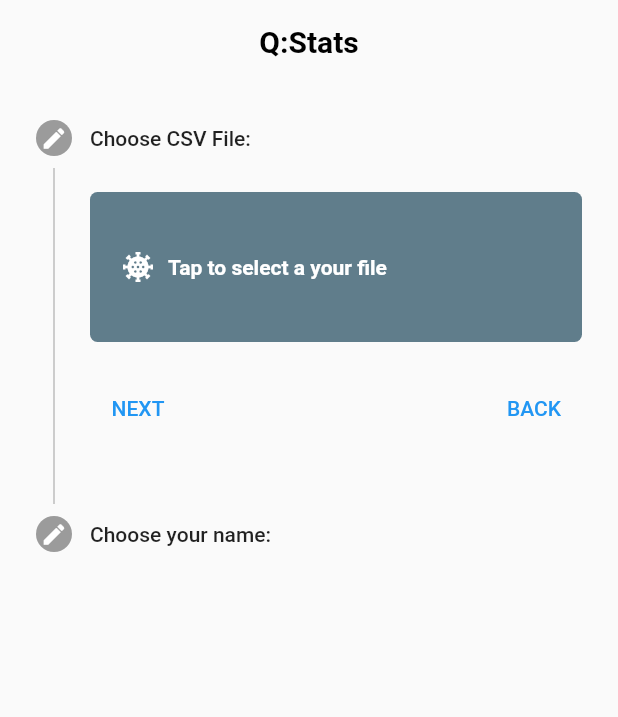
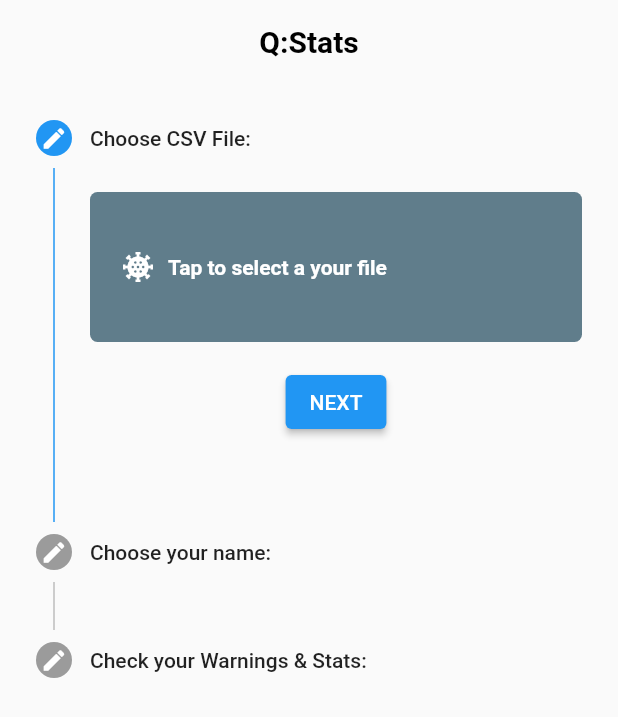
Before and after one commit to L-meck/qcsv, a Flutter app: the screen it shows after launch, after a tap on "NEXT", after a tap on "BACK", on a phone screen of 412 x 824 dp. Shown: the top 717 px of the screen. Run offline on Flutter 3.47's test engine with Material 2 defaults, Android fonts, the light colour scheme and no system bars; our stand-ins replace csv, file_picker.

Commit message:
bug fixes

```diff
--- a/lib/main.dart
+++ b/lib/main.dart
@@ -4,6 +4,8 @@ import 'dart:io';
 import 'package:csv/csv.dart';
 import 'package:file_picker/file_picker.dart';
 import 'package:flutter/material.dart';
+
+import 'data.dart';
 
 void main() {
   runApp(MyApp());
@@ -61,89 +63,12 @@ class _MyHomePageState extends State<MyHomePage> {
 
   _steps() => [
         Step(
-          title: const Text('Address'),
-          content: const _AddressForm(),
-          state: _stepState(0),
-          isActive: _currentStep == 0,
-        ),
-        Step(
-          title: const Text('Card Details'),
-          content: const _CardForm(),
-          state: _stepState(1),
-          isActive: _currentStep == 1,
-        ),
-        Step(
-          title: const Text('Overview'),
-          content: const _Overview(),
-          state: _stepState(2),
-        )
-      ];
-//////////////////////////////////
-  @override
-  Widget build(BuildContext context) {
-    return Scaffold(
-      appBar: AppBar(
-        backgroundColor: Colors.transparent,
-        shadowColor: Colors.transparent,
-        centerTitle: true,
-        title: Text(
-          widget.title,
-          style: const TextStyle(
-            color: Colors.black,
-            fontWeight: FontWeight.bold,
-          ),
-        ),
-      ),
-      body: Stepper(
-        currentStep: currentStep,
-        onStepTapped: (index) {
-          setState(() {
-            currentStep = index;
-          });
-        },
-        onStepContinue: () {
-          if (currentStep != 2) {
-            setState(() {
-              currentStep += 1;
-              _tsrName;
-            });
-          }
-        },
-        onStepCancel: () {
-          if (currentStep != 0) {
-            setState(() {
-              currentStep -= 1;
-            });
-          }
-        },
-        controlsBuilder: (BuildContext context, ControlsDetails details) {
-          return Padding(
-            padding: const EdgeInsets.only(top: 20.0),
-            child: Row(
-              mainAxisAlignment: MainAxisAlignment.spaceBetween,
-              children: [
-                TextButton(
-                  onPressed: details.onStepContinue,
-                  child: const Text('NEXT'),
-                ),
-                TextButton(
-                  onPressed: details.onStepCancel,
-                  child: const Text('BACK'),
-                ),
-              ],
-            ),
-          );
-        },
-        steps: <Step>[
-          Step(
-            state: currentStep <= 0 ? StepState.editing : StepState.complete,
-            isActive: currentStep <= 0 ? false : true,
           title: const Text('Choose CSV File:'),
           content: GestureDetector(
             onTap: () => _pickFile(),
             child: Container(
-                decoration:  BoxDecoration(
-                    color: _fileName == null ? Colors.blueGrey :Colors.green,
+              decoration: BoxDecoration(
+                  color: _fileName == null ? Colors.blueGrey : Colors.green,
                   borderRadius: const BorderRadius.all(Radius.circular(5))),
               height: 100,
               child: Row(
@@ -172,8 +97,7 @@ class _MyHomePageState extends State<MyHomePage> {
                       : Row(
                           children: [
                             const Padding(
-                                padding:
-                                    EdgeInsets.only(left: 20.0, right: 8.0),
+                              padding: EdgeInsets.only(left: 20.0, right: 8.0),
                               child: Icon(
                                 Icons.tips_and_updates_sharp,
                                 color: Colors.white,
@@ -191,10 +115,10 @@ class _MyHomePageState extends State<MyHomePage> {
               ),
             ),
           ),
+          state: _stepState(0),
+          isActive: _currentStep == 0,
         ),
         Step(
-            state: currentStep <= 1 ? StepState.editing : StepState.complete,
-            isActive: currentStep <= 1 ? false : true,
           title: const Text('Choose your name:'),
           content: Column(
             children: [
@@ -242,16 +166,109 @@ class _MyHomePageState extends State<MyHomePage> {
               ),
             ],
           ),
+          state: _stepState(1),
+          isActive: _currentStep == 1,
         ),
-          // Step(
-          //   // state: currentStep <= 0 ? StepState.editing : StepState.complete,
-          //   isActive: currentStep <= 0 ? false : true,
-          //   state: StepState.complete,
-          //   // isActive: selectedItem == null || selectedItem == 'TSR' ? false : true, //Navigate to stats and warnings
-          //   title: const Text('Check your Warnings & Stats:'),
-          //   content: Container(color: Colors.amber),
+        Step(
+          title: const Text('Check your Warnings & Stats:'),
+          content: Column(
+            children: const [],
+          ),
+          state: _stepState(2),
+        )
+      ];
+//////////////////////////////////
+  @override
+  Widget build(BuildContext context) {
+    return Scaffold(
+      appBar: AppBar(
+        backgroundColor: Colors.transparent,
+        shadowColor: Colors.transparent,
+        centerTitle: true,
+        title: Text(
+          widget.title,
+          style: const TextStyle(
+            color: Colors.black,
+            fontWeight: FontWeight.bold,
+          ),
+        ),
+      ),
+      body: Stepper(
+        controlsBuilder: (BuildContext context, ControlsDetails controls) {
+          return Padding(
+            padding: const EdgeInsets.symmetric(vertical: 16.0),
+            child: Row(
+              mainAxisAlignment: MainAxisAlignment.spaceAround,
+              children: <Widget>[
+                // ElevatedButton(
+                //   onPressed: controls.onStepContinue,
+                //   child: const Text('NEXT'),
                 // ),
+                if (_tsrName == null || _fileName == null)
+                  ElevatedButton(
+                    onPressed: controls.onStepContinue,
+                    child: _tsrName == null &&
+                            _fileName == null &&
+                            _currentStep == 2 &&
+                            _currentStep == 1
+                        ? const Text('BACK')
+                        : const Text('NEXT'),
+                  ),
+                //
+                if (_currentStep != 2 && _fileName != null && _tsrName != null)
+                  ElevatedButton(
+                    onPressed: controls.onStepContinue,
+                    child: const Text('NEXT..'),
+                  ),
+                //
+
+                if (_currentStep == 2 && _tsrName != null)
+                  ElevatedButton(
+                    onPressed: () {
+                      Navigator.push(
+                        context,
+                        MaterialPageRoute(
+                            builder: (context) => const DataStats()),
+                      );
+                    },
+                    child: const Text('Load Stats'),
+                  ),
+                if (_currentStep == 1 || _fileName != null && _tsrName != null)
+                  Padding(
+                    padding: const EdgeInsets.only(left: 20.0),
+                    child: TextButton(
+                      onPressed: controls.onStepCancel,
+                      child: const Text(
+                        'BACK',
+                        style: TextStyle(color: Colors.grey),
+                      ),
+                    ),
+                  ),
               ],
+            ),
+          );
+        },
+        onStepTapped: (step) => setState(() => _currentStep = step),
+        onStepContinue: () {
+          setState(() {
+            if (_currentStep < _steps().length - 1) {
+              _currentStep += 1;
+            } else {
+              _currentStep = 0;
+            }
+          });
+        },
+        onStepCancel: () {
+          setState(() {
+            if (_currentStep > 0) {
+              _currentStep -= 1;
+            } else {
+              _currentStep = 0;
+            }
+          });
+        },
+        currentStep: _currentStep,
+        steps: _steps(),
       ),
     );
   }
@@ -288,69 +305,3 @@ class _MyHomePageState extends State<MyHomePage> {
     );
   }
 }
-
-class _AddressForm extends StatelessWidget {
-  const _AddressForm({Key? key}) : super(key: key);
-
-  @override
-  Widget build(BuildContext context) {
-    return Column(
-      children: [
-        TextFormField(
-          decoration: const InputDecoration(
-            labelText: 'Street',
-          ),
-        ),
-        TextFormField(
-          decoration: const InputDecoration(
-            labelText: 'City',
-          ),
-        ),
-        TextFormField(
-          decoration: const InputDecoration(
-            labelText: 'Postcode',
-          ),
-        ),
-      ],
-    );
-  }
-}
-
-class _CardForm extends StatelessWidget {
-  const _CardForm({Key? key}) : super(key: key);
-
-  @override
-  Widget build(BuildContext context) {
-    return Column(
-      children: [
-        TextFormField(
-          decoration: const InputDecoration(
-            labelText: 'Card number',
-          ),
-        ),
-        TextFormField(
-          decoration: const InputDecoration(
-            labelText: 'Expiry date',
-          ),
-        ),
-        TextFormField(
-          decoration: const InputDecoration(
-            labelText: 'CVV',
-          ),
-        ),
-      ],
-    );
-  }
-}
-class _Overview extends StatelessWidget {
-  const _Overview({Key? key}) : super(key: key);
-
-  @override
-  Widget build(BuildContext context) {
-    return Column(
-      children: const [
-        Center(child: Text('Thank you for your order!')),
-      ],
-    );
-  }
-}
```
Lines whose indentation alone changed are shown as unchanged.
